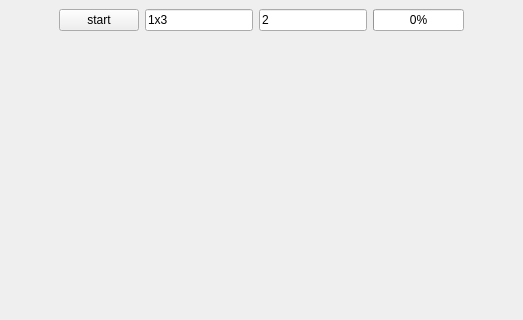
shgli/qrtransfer, file sender/mainwindow.ui: the form before one commit; both pictures show x 0 to 523 and y 0 to 320 of the 523 by 519 pixel window.
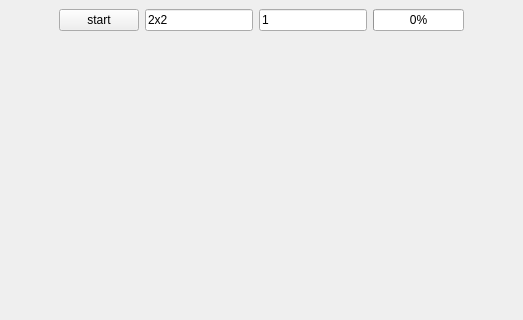
The form after the commit.

Patch:
```diff
--- a/sender/mainwindow.ui
+++ b/sender/mainwindow.ui
@@ -43,14 +43,14 @@
       <item>
        <widget class="QLineEdit" name="mImgCfg">
         <property name="text">
-         <string>1x3</string>
+         <string>2x2</string>
         </property>
        </widget>
       </item>
       <item>
        <widget class="QLineEdit" name="mScalar">
         <property name="text">
-         <string>2</string>
+         <string>1</string>
         </property>
         <property name="maxLength">
          <number>10</number>
```
